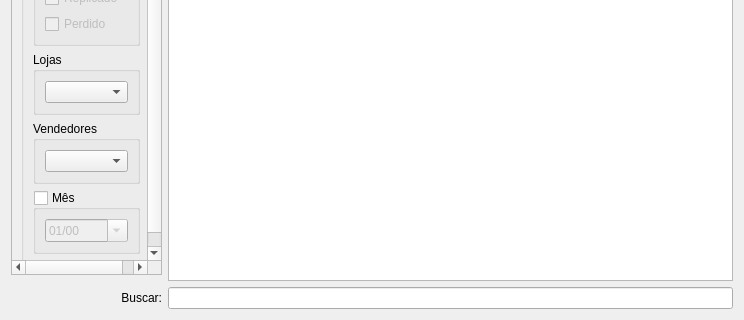
Above: ui/widgetorcamento.ui from darktorres/ERP-STACCATO before the change; both pictures show x 0 to 744 and y 346 to 666 of the 744 by 666 pixel window. Below: the same form after it.
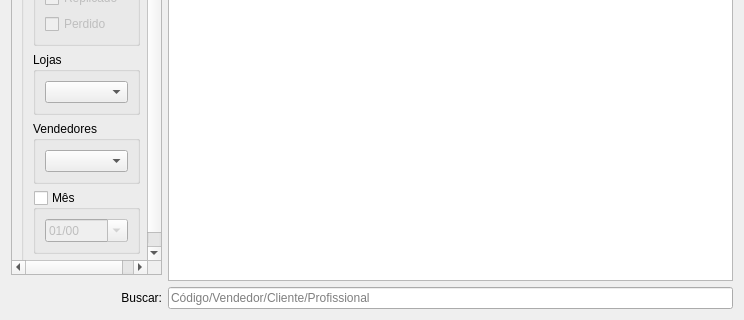
That is the form after the change. Custom widgets are drawn as their Qt base class.

```diff
--- a/ui/widgetorcamento.ui
+++ b/ui/widgetorcamento.ui
@@ -55,6 +55,9 @@
      <property name="enabled">
       <bool>true</bool>
      </property>
+     <property name="placeholderText">
+      <string>Código/Vendedor/Cliente/Profissional</string>
+     </property>
     </widget>
    </item>
    <item row="1" column="1" rowspan="4">
```
